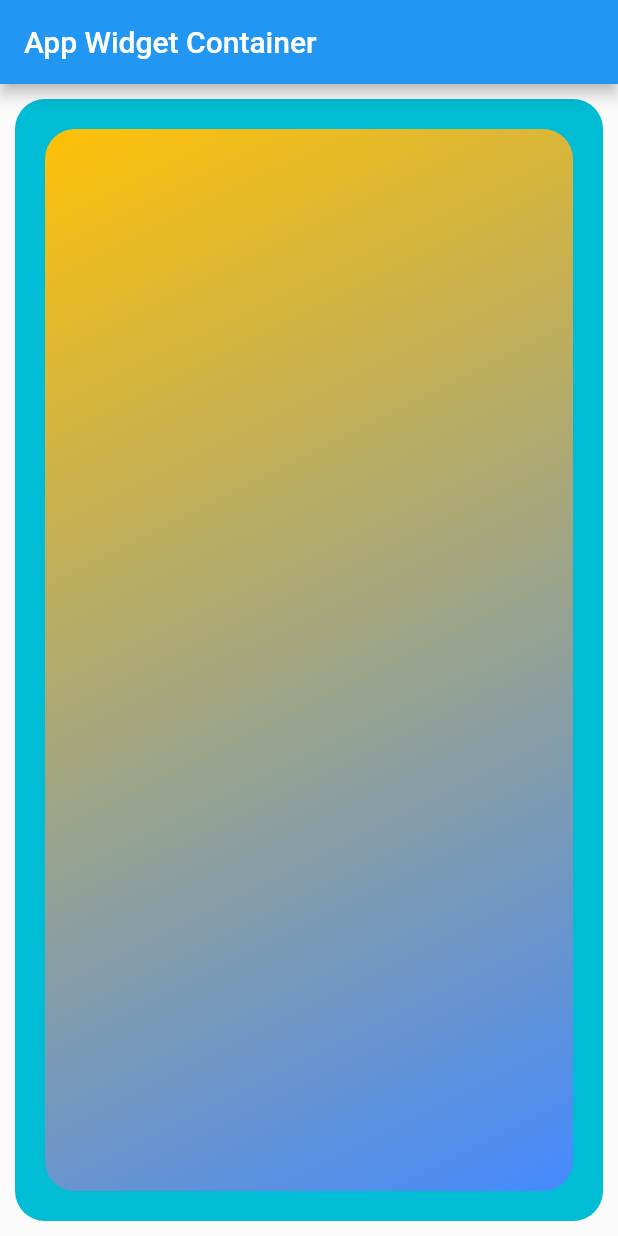
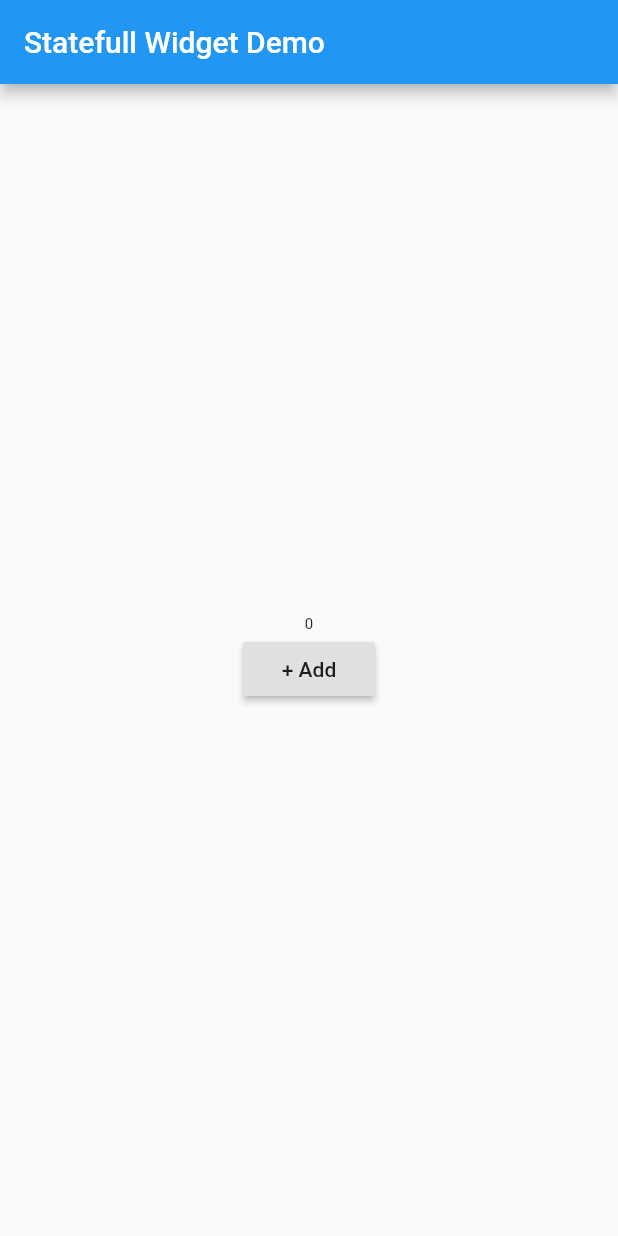
Before and after one commit to latif5/FlutterBacic, a Flutter app: the screen it shows after launch, on a phone screen of 412 x 824 dp. Run offline on Flutter 3.47's test engine with Material 2 defaults, Android fonts, the light colour scheme and no system bars.

Commit message:
05 belajar implementasi state full widget atau widget yang berubah ubah nilainya

```diff
--- a/flutter_basic/lib/main.dart
+++ b/flutter_basic/lib/main.dart
@@ -4,42 +4,39 @@ void main() {
   runApp(MyApp());
 }
 
-class MyApp extends StatelessWidget {
+class MyApp extends StatefulWidget {
+  @override
+  _MyAppState createState() => _MyAppState();
+}
+
+class _MyAppState extends State<MyApp> {
+  int number = 0;
+  void addNumber(){
+    setState(() {
+      ++number;
+    });
+  }
+
   @override
   Widget build(BuildContext context) {
     return MaterialApp(
       home: Scaffold(
-        appBar: AppBar(
-          title: Text("App Widget Container")
-        ),
-        body: Container(
-          // decoration: BoxDecoration(
-          //   borderRadius: BorderRadius.circular(20),
-          // ),
-          decoration: BoxDecoration(
-            color: Colors.cyan,
-            borderRadius: BorderRadius.circular(20)
-          ),
-          margin: EdgeInsets.all(10),
-          padding: EdgeInsets.all(20),
-          // padding: EdgeInsets.fromLTRB(15, 20, 35, 40),
+        appBar: AppBar(title: Text("Statefull Widget Demo"),),
+        body: Center(
           child: Container(
-            // padding: EdgeInsets.only(left: 20, top: 50),
-            // color: Colors.blueAccent,
-            decoration: BoxDecoration(
-              borderRadius: BorderRadius.circular(20),
-              gradient: LinearGradient(
-                colors: <Color>[
-                  Colors.amber,
-                  Colors.blueAccent
-                ],
-                begin: Alignment.topLeft,
-                end: Alignment.bottomRight
-              )
+            child: Column(
+              mainAxisAlignment: MainAxisAlignment.center,
+              children: <Widget>[
+                Text(number.toString(), style: TextStyle(fontSize: 10 + number.toDouble())),
+                RaisedButton(
+                  child: Text("+ Add"),
+                  onPressed: addNumber,
+                )
+              ],
             ),
           ),
         ),
-      ),
+      )
     );
   }
 }
```
